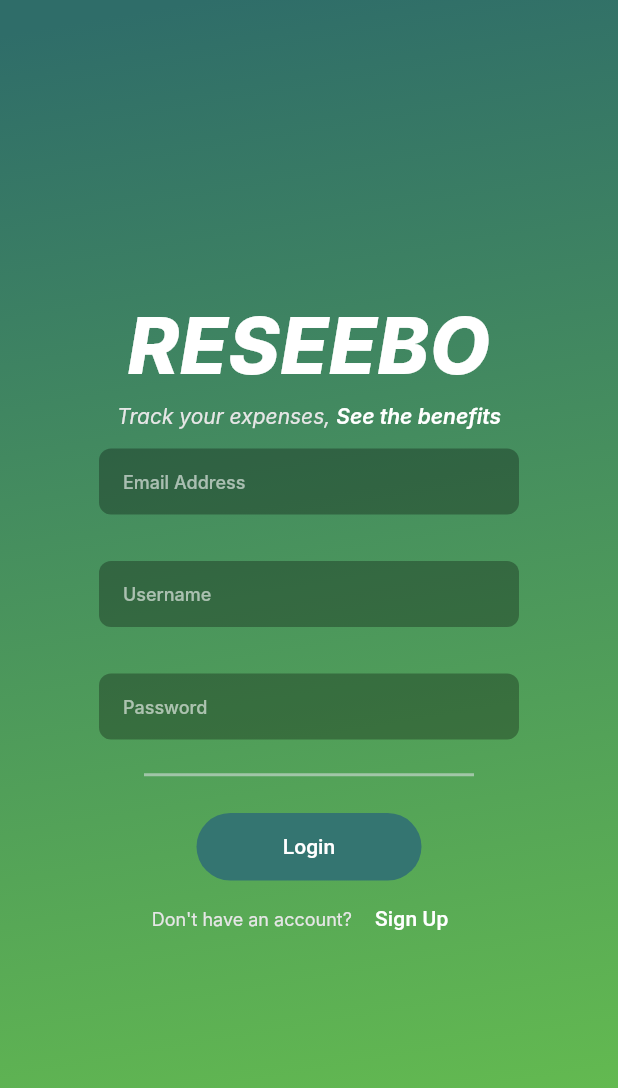
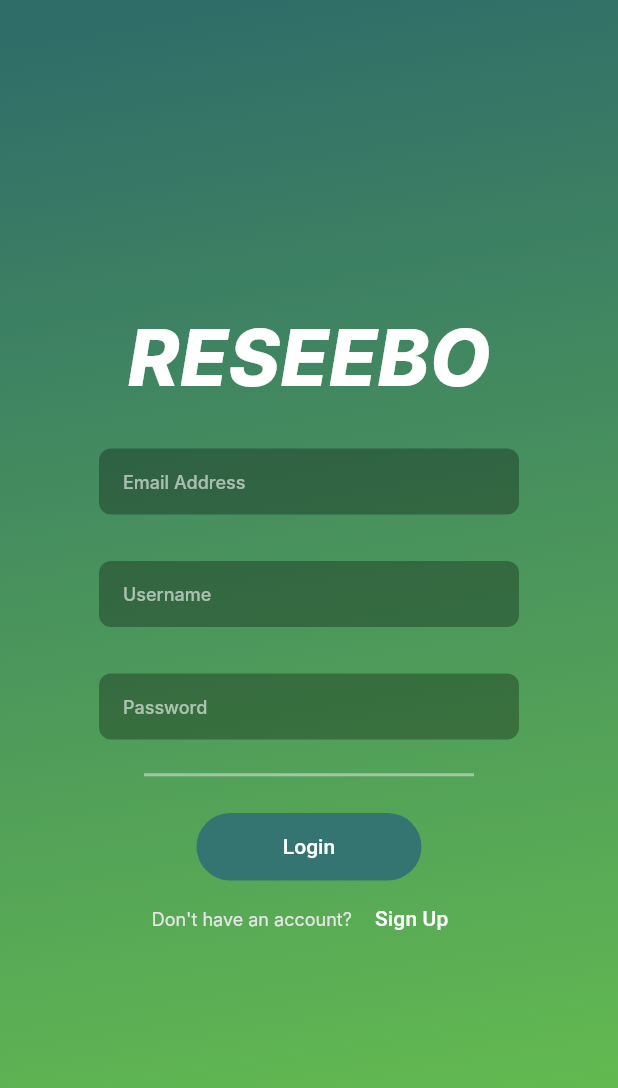
Before and after one commit to ciit-cs319-group4/cs319_foutput_reseebo, a Flutter app: the LoginPageWidget screen opened directly, on a phone screen of 412 x 824 dp. Shown: the top 1088 px of the screen. Run offline on Flutter 3.47's test engine with Material 3 defaults, Android fonts, the phone set to English and light mode, and no system bars; our stand-ins replace font_awesome_flutter; Roboto replaces fonts that are missing (Inter, Inter Tight).

Commit message:
login page fix
bottom overflow fixed

```diff
--- a/lib/login_page.dart
+++ b/lib/login_page.dart
@@ -70,23 +70,22 @@ class _LoginPageWidgetState extends State<LoginPageWidget> {
                   mainAxisSize: MainAxisSize.max,
                   children: [
                     Spacer(),
+                    Column(
+                      children: [
                         Container(
                           width: 313,
                           height: 90,
+                          // Missing closing bracket here
                           decoration: BoxDecoration(),
                           child: Padding(
                             padding: EdgeInsetsDirectional.fromSTEB(0, 0, 0, 8),
                             child: Column(
-                          mainAxisSize: MainAxisSize.max,
+                              mainAxisSize: MainAxisSize.min,
                               mainAxisAlignment: MainAxisAlignment.end,
                               children: [
                                 Text(
                                   'RESEEBO',
-                              textAlign: TextAlign.center,
-                              style: Theme.of(context)
-                                  .textTheme
-                                  .bodyMedium
-                                  ?.copyWith(
+                                  style: Theme.of(context).textTheme.bodyMedium?.copyWith(
                                         fontFamily: 'Inter',
                                         color: Colors.white,
                                         fontSize: 52,
@@ -95,40 +94,11 @@ class _LoginPageWidgetState extends State<LoginPageWidget> {
                                         fontStyle: FontStyle.italic,
                                       ),
                                 ),
-                            Row(
-                              mainAxisSize: MainAxisSize.max,
-                              mainAxisAlignment: MainAxisAlignment.center,
-                              children: [
-                                Text(
-                                  'Track your expenses, ',
-                                  style: Theme.of(context)
-                                      .textTheme
-                                      .bodyMedium
-                                      ?.copyWith(
-                                        fontFamily: 'Inter',
-                                        color: Color(0xFFE6E6E6),
-                                        letterSpacing: 0.0,
-                                        fontStyle: FontStyle.italic,
-                                      ),
-                                ),
-                                Text(
-                                  'See the benefits',
-                                  style: Theme.of(context)
-                                      .textTheme
-                                      .bodyMedium
-                                      ?.copyWith(
-                                        fontFamily: 'Inter',
-                                        color: Colors.white,
-                                        letterSpacing: 0.0,
-                                        fontWeight: FontWeight.w600,
-                                        fontStyle: FontStyle.italic,
-                                      ),
-                                ),
-                              ],
-                            ),
                               ],
                             ),
                           ),
+                        ), // Ensure this closes correctly
+                      ], // Ensure this closes correctly
                     ),
                     Align(
                       alignment: AlignmentDirectional(0, 0),
```
Lines whose indentation alone changed are shown as unchanged.
